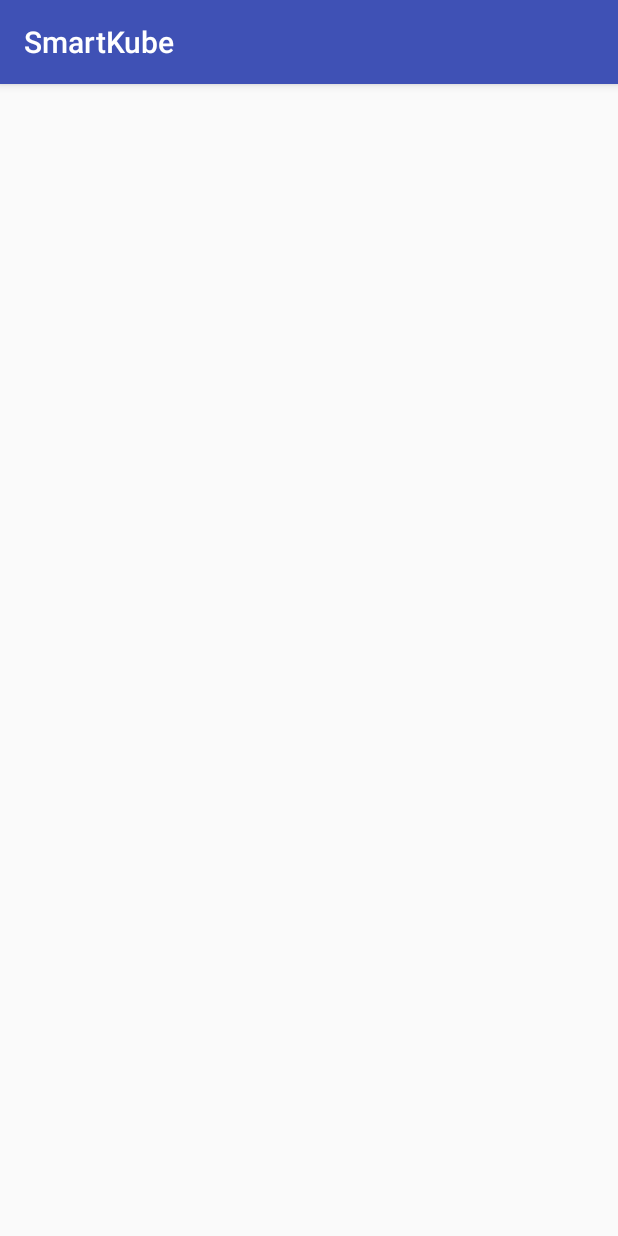
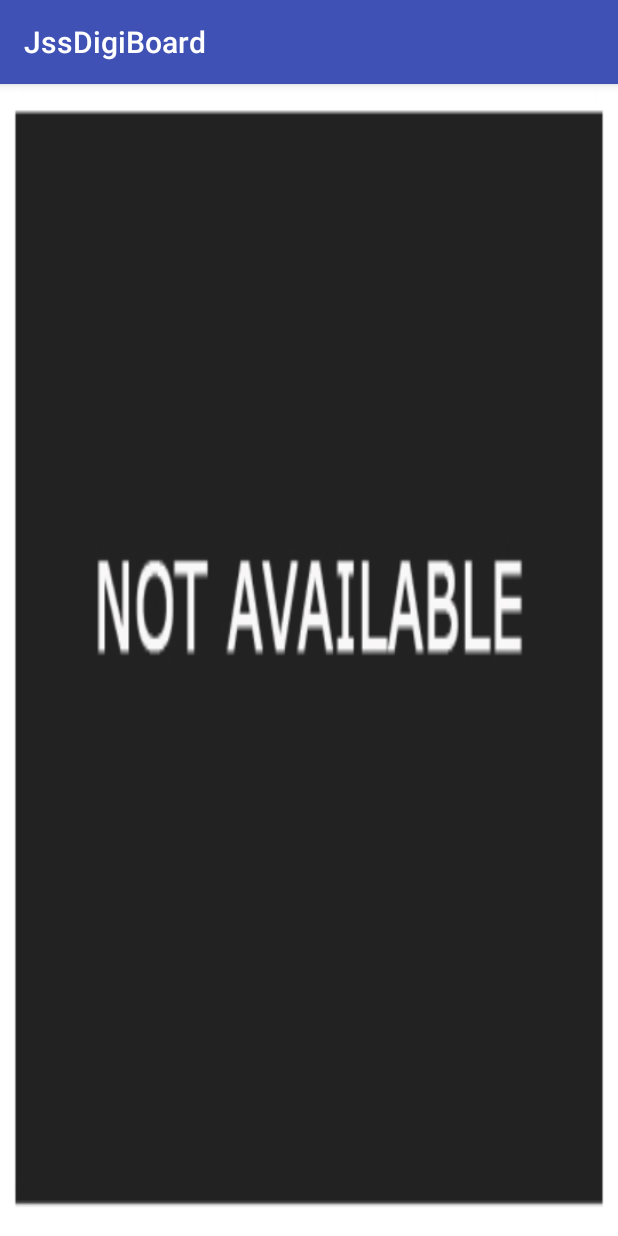
Before and after one commit to GoodieBag/adverPizing-android, an Android app: the screen it shows after launch (MainVolleyActivity), on a phone screen of 412 x 824 dp. Run offline under Robolectric (Android 15) with nearby library versions, the light colour scheme and no system bars; our stand-ins replace Volley; network calls fail.

Commit message:
Some UI tweaks

```diff
--- a/app/src/main/java/com/jp/band/com/smartkube/MainVolleyActivity.java
+++ b/app/src/main/java/com/jp/band/com/smartkube/MainVolleyActivity.java
@@ -13,6 +13,7 @@ import android.support.v7.widget.RecyclerView;
 import android.util.Log;
 import android.view.View;
 import android.widget.Button;
+import android.widget.RelativeLayout;
 import android.widget.TextView;
 import android.widget.Toast;
 
@@ -42,6 +43,7 @@ public class MainVolleyActivity extends AppCompatActivity implements Response.Li
 
     //Creating Views
     private RecyclerView recyclerView;
+    private RelativeLayout relativeL;
     private RecyclerView.LayoutManager layoutManager;
     private RecyclerView.Adapter adapter;
 
@@ -49,9 +51,11 @@ public class MainVolleyActivity extends AppCompatActivity implements Response.Li
     protected void onCreate(Bundle savedInstanceState) {
         super.onCreate(savedInstanceState);
         setContentView(R.layout.activity_main);
+
         //Initializing Views
         recyclerView = (RecyclerView) findViewById(R.id.recyclerView);
         recyclerView.setHasFixedSize(true);
+        relativeL = (RelativeLayout)findViewById(R.id.relativeL);
         layoutManager = new LinearLayoutManager(this);
         recyclerView.setLayoutManager(layoutManager);
 
@@ -90,6 +94,7 @@ public class MainVolleyActivity extends AppCompatActivity implements Response.Li
                 // Actions to do after 10 seconds
                 if(dataOrNot == false){
                 loading.dismiss();
+                relativeL.setBackgroundResource(R.mipmap.notavail);
                 Toast.makeText(getApplicationContext() , "No offers available at this time" , Toast.LENGTH_LONG).show();
             }}
         }, 5000);
@@ -112,6 +117,7 @@ public class MainVolleyActivity extends AppCompatActivity implements Response.Li
     public void onResponse(Object response) {
         loading.dismiss();
         dataOrNot = true;
+
        /* mTextView.setText("Response is: " + response);
         try {
             mTextView.setText(mTextView.getText() + "\n\n" + ((JSONObject) response).getString
--- a/app/src/main/java/com/jp/band/com/smartkube/MyService.java
+++ b/app/src/main/java/com/jp/band/com/smartkube/MyService.java
@@ -115,10 +115,10 @@ public class MyService extends Service implements Response.Listener, Response.Er
 
         NotificationManager mNotificationManager = (NotificationManager) this.getSystemService(Context.NOTIFICATION_SERVICE);
         Notification.Builder builder = new Notification.Builder(this)
-                .setSmallIcon(R.mipmap.ic_launcher)
+                .setSmallIcon(R.mipmap.notify)
                 .setAutoCancel(true)
                 .setContentTitle(companyGlobal)
-                .setContentText("AMAZING SUPER MEGA OFFERS HURRY !!")
+                .setContentText("Alert! Important announcements from college!")
                 .setContentIntent(resultPendingIntent);
 
         //Get current notification
--- a/app/src/main/res/layout/activity_main.xml
+++ b/app/src/main/res/layout/activity_main.xml
@@ -7,6 +7,8 @@
     android:paddingLeft="@dimen/activity_horizontal_margin"
     android:paddingRight="@dimen/activity_horizontal_margin"
     android:paddingTop="@dimen/activity_vertical_margin"
+    android:id="@+id/relativeL"
+    android:background="@color/cardview_dark_background"
     tools:context="com.jp.band.com.smartkube.MainActivity">
 
 
@@ -17,4 +19,5 @@
     </android.support.v7.widget.RecyclerView>
 
 
+
 </RelativeLayout>
--- a/app/src/main/res/values/strings.xml
+++ b/app/src/main/res/values/strings.xml
@@ -1,4 +1,4 @@
 <resources>
-    <string name="app_name">SmartKube</string>
+    <string name="app_name">JssDigiBoard</string>
     <string name="pi_ip">http://192.168.0.106/</string>
 </resources>
```
Also changed, not shown: app/src/main/res/mipmap-mdpi/notavail.jpg (added), app/src/main/res/mipmap-mdpi/notify.jpg (added).
